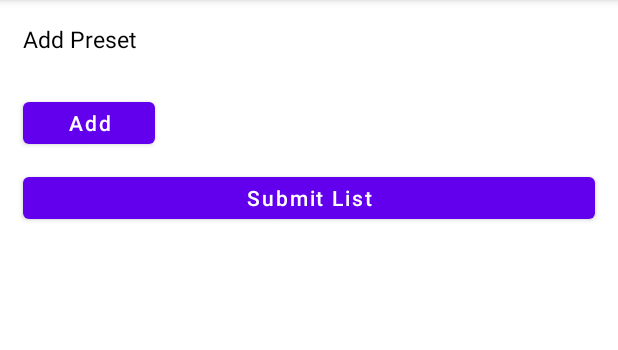
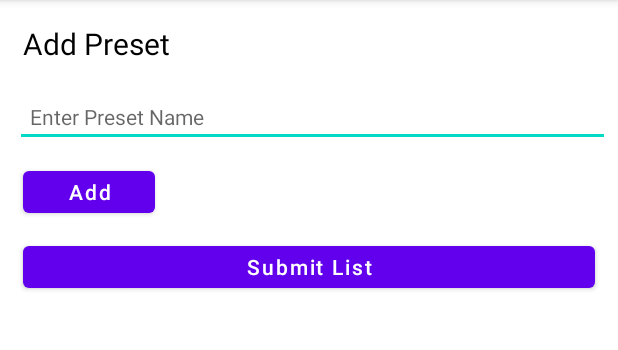
Before and after one commit to dparaiso/TimerApp, an Android app: the AddActivity screen opened directly, with no data from a screen before it, on a phone screen of 412 x 824 dp, the part 84-434 px from its top. Run offline under Robolectric (Android 15) with nearby library versions, the phone set to English and light mode, and no system bars.

Commit message:
add preset name

```diff
--- a/app/src/main/res/layout/activity_add.xml
+++ b/app/src/main/res/layout/activity_add.xml
@@ -11,9 +11,21 @@
         android:layout_width="wrap_content"
         android:layout_height="wrap_content"
         android:text="Add Preset"
-        android:textSize="15sp"
+        android:textSize="20sp"
         android:layout_margin="15dp"
         android:textColor="@color/black"/>
+
+    <EditText
+        android:id="@+id/edit_workout_name"
+        android:layout_width="match_parent"
+        android:layout_height="40dp"
+        android:layout_marginStart="10dp"
+        android:layout_marginEnd="5dp"
+        android:hint="Enter Preset Name"
+        android:paddingLeft="10dp"
+        android:textSize="14sp" />
+
+
 
     <LinearLayout
         android:id="@+id/layout_list"
```
